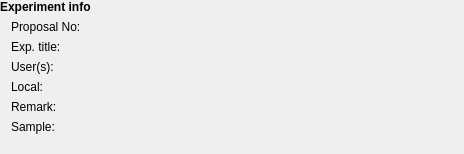
Before: the Qt Designer form lib/nicos/clients/gui/panels/expinfo.ui in mlz-ictrl/nicos, drawn with Qt 5.
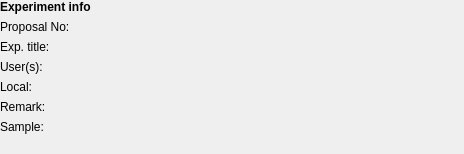
After: the same form once the commit is applied. Icons and pictures are not drawn. Custom widgets are drawn as their Qt base class.

Commit message: gui: consistent spacing in dock/tab widgets and main window

What changed in the file:
```diff
--- a/lib/nicos/clients/gui/panels/expinfo.ui
+++ b/lib/nicos/clients/gui/panels/expinfo.ui
@@ -17,28 +17,6 @@
    <property name="margin">
     <number>0</number>
    </property>
-   <item row="1" column="0" rowspan="6">
-    <widget class="QFrame" name="frame">
-     <property name="sizePolicy">
-      <sizepolicy hsizetype="Fixed" vsizetype="Preferred">
-       <horstretch>0</horstretch>
-       <verstretch>0</verstretch>
-      </sizepolicy>
-     </property>
-     <property name="minimumSize">
-      <size>
-       <width>5</width>
-       <height>0</height>
-      </size>
-     </property>
-     <property name="frameShape">
-      <enum>QFrame::NoFrame</enum>
-     </property>
-     <property name="frameShadow">
-      <enum>QFrame::Plain</enum>
-     </property>
-    </widget>
-   </item>
    <item row="6" column="2">
     <widget class="SqueezedLabel" name="samplename">
      <property name="sizePolicy">
@@ -65,19 +43,6 @@
      </property>
     </widget>
    </item>
-   <item row="2" column="1">
-    <widget class="QLabel" name="label_2">
-     <property name="sizePolicy">
-      <sizepolicy hsizetype="Fixed" vsizetype="Preferred">
-       <horstretch>0</horstretch>
-       <verstretch>0</verstretch>
-      </sizepolicy>
-     </property>
-     <property name="text">
-      <string>Exp. title:</string>
-     </property>
-    </widget>
-   </item>
    <item row="1" column="2">
     <widget class="SqueezedLabel" name="expproposal">
      <property name="sizePolicy">
@@ -117,71 +82,6 @@
      </property>
     </widget>
    </item>
-   <item row="1" column="1">
-    <widget class="QLabel" name="label">
-     <property name="sizePolicy">
-      <sizepolicy hsizetype="Fixed" vsizetype="Preferred">
-       <horstretch>0</horstretch>
-       <verstretch>0</verstretch>
-      </sizepolicy>
-     </property>
-     <property name="text">
-      <string>Proposal No:</string>
-     </property>
-    </widget>
-   </item>
-   <item row="3" column="1">
-    <widget class="QLabel" name="label_4">
-     <property name="sizePolicy">
-      <sizepolicy hsizetype="Fixed" vsizetype="Preferred">
-       <horstretch>0</horstretch>
-       <verstretch>0</verstretch>
-      </sizepolicy>
-     </property>
-     <property name="text">
-      <string>User(s):</string>
-     </property>
-    </widget>
-   </item>
-   <item row="5" column="1">
-    <widget class="QLabel" name="label_7">
-     <property name="sizePolicy">
-      <sizepolicy hsizetype="Fixed" vsizetype="Preferred">
-       <horstretch>0</horstretch>
-       <verstretch>0</verstretch>
-      </sizepolicy>
-     </property>
-     <property name="text">
-      <string>Remark:</string>
-     </property>
-    </widget>
-   </item>
-   <item row="7" column="1" colspan="2">
-    <spacer name="verticalSpacer">
-     <property name="orientation">
-      <enum>Qt::Vertical</enum>
-     </property>
-     <property name="sizeHint" stdset="0">
-      <size>
-       <width>20</width>
-       <height>40</height>
-      </size>
-     </property>
-    </spacer>
-   </item>
-   <item row="4" column="1">
-    <widget class="QLabel" name="label_5">
-     <property name="sizePolicy">
-      <sizepolicy hsizetype="Fixed" vsizetype="Preferred">
-       <horstretch>0</horstretch>
-       <verstretch>0</verstretch>
-      </sizepolicy>
-     </property>
-     <property name="text">
-      <string>Local:</string>
-     </property>
-    </widget>
-   </item>
    <item row="5" column="2">
     <widget class="SqueezedLabel" name="expremark">
      <property name="sizePolicy">
@@ -195,19 +95,6 @@
      </property>
     </widget>
    </item>
-   <item row="6" column="1">
-    <widget class="QLabel" name="label_6">
-     <property name="sizePolicy">
-      <sizepolicy hsizetype="Fixed" vsizetype="Preferred">
-       <horstretch>0</horstretch>
-       <verstretch>0</verstretch>
-      </sizepolicy>
-     </property>
-     <property name="text">
-      <string>Sample:</string>
-     </property>
-    </widget>
-   </item>
    <item row="0" column="0" colspan="3">
     <widget class="QLabel" name="titleLbl">
      <property name="font">
@@ -226,6 +113,97 @@
      </property>
     </widget>
    </item>
+   <item row="1" column="0" colspan="2">
+    <widget class="QLabel" name="label">
+     <property name="sizePolicy">
+      <sizepolicy hsizetype="Fixed" vsizetype="Preferred">
+       <horstretch>0</horstretch>
+       <verstretch>0</verstretch>
+      </sizepolicy>
+     </property>
+     <property name="text">
+      <string>Proposal No:</string>
+     </property>
+    </widget>
+   </item>
+   <item row="2" column="0" colspan="2">
+    <widget class="QLabel" name="label_2">
+     <property name="sizePolicy">
+      <sizepolicy hsizetype="Fixed" vsizetype="Preferred">
+       <horstretch>0</horstretch>
+       <verstretch>0</verstretch>
+      </sizepolicy>
+     </property>
+     <property name="text">
+      <string>Exp. title:</string>
+     </property>
+    </widget>
+   </item>
+   <item row="3" column="0" colspan="2">
+    <widget class="QLabel" name="label_4">
+     <property name="sizePolicy">
+      <sizepolicy hsizetype="Fixed" vsizetype="Preferred">
+       <horstretch>0</horstretch>
+       <verstretch>0</verstretch>
+      </sizepolicy>
+     </property>
+     <property name="text">
+      <string>User(s):</string>
+     </property>
+    </widget>
+   </item>
+   <item row="4" column="0" colspan="2">
+    <widget class="QLabel" name="label_5">
+     <property name="sizePolicy">
+      <sizepolicy hsizetype="Fixed" vsizetype="Preferred">
+       <horstretch>0</horstretch>
+       <verstretch>0</verstretch>
+      </sizepolicy>
+     </property>
+     <property name="text">
+      <string>Local:</string>
+     </property>
+    </widget>
+   </item>
+   <item row="5" column="0" colspan="2">
+    <widget class="QLabel" name="label_7">
+     <property name="sizePolicy">
+      <sizepolicy hsizetype="Fixed" vsizetype="Preferred">
+       <horstretch>0</horstretch>
+       <verstretch>0</verstretch>
+      </sizepolicy>
+     </property>
+     <property name="text">
+      <string>Remark:</string>
+     </property>
+    </widget>
+   </item>
+   <item row="6" column="0" colspan="2">
+    <widget class="QLabel" name="label_6">
+     <property name="sizePolicy">
+      <sizepolicy hsizetype="Fixed" vsizetype="Preferred">
+       <horstretch>0</horstretch>
+       <verstretch>0</verstretch>
+      </sizepolicy>
+     </property>
+     <property name="text">
+      <string>Sample:</string>
+     </property>
+    </widget>
+   </item>
+   <item row="7" column="0" colspan="3">
+    <spacer name="verticalSpacer">
+     <property name="orientation">
+      <enum>Qt::Vertical</enum>
+     </property>
+     <property name="sizeHint" stdset="0">
+      <size>
+       <width>20</width>
+       <height>40</height>
+      </size>
+     </property>
+    </spacer>
+   </item>
   </layout>
   <action name="actionMove">
    <property name="icon">
```
The commit also changes 2 other files.
